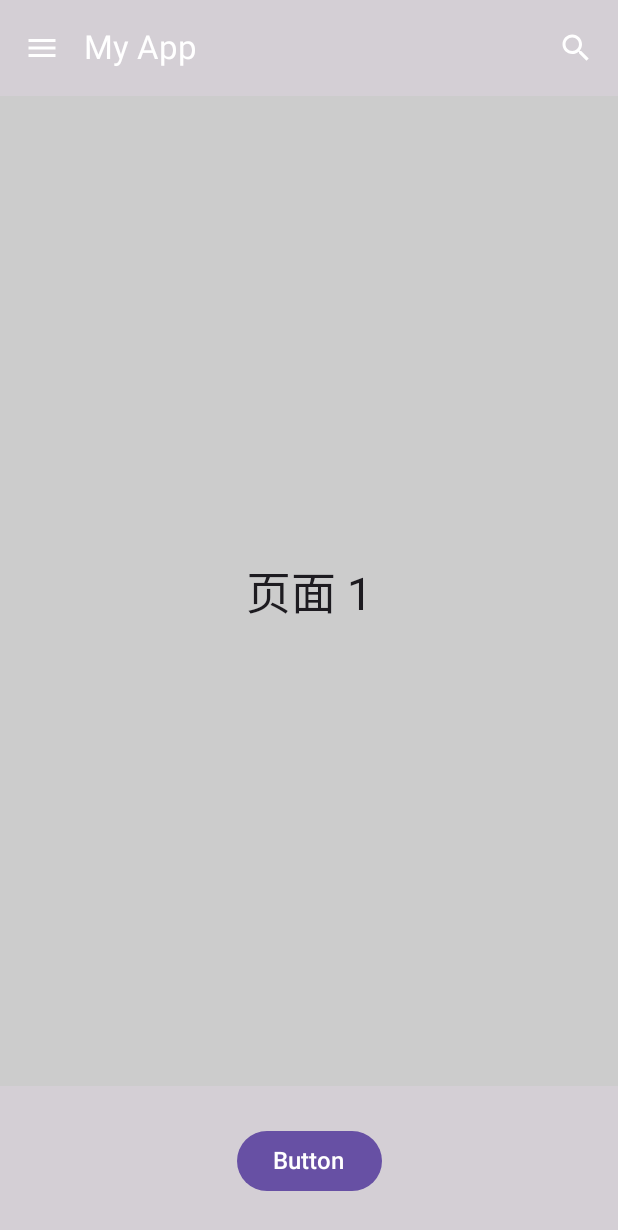
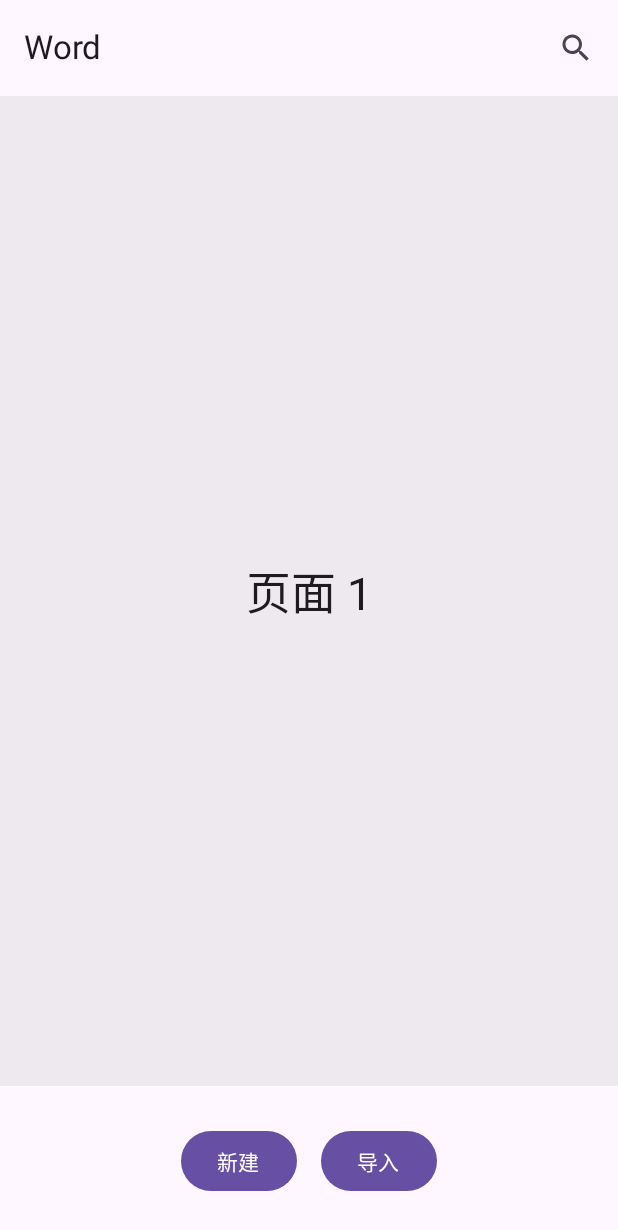
Before and after one commit to wood-ang/Word, an Android app built with Jetpack Compose: the screen it shows after launch (MainActivity), on a phone screen of 412 x 824 dp. Shown: the top 1230 px of the screen. Run offline under Robolectric (Android 15) with nearby library versions, the phone set to English and light mode, and no system bars; missing, so only their content is drawn: WordTheme.

Commit message:
添加了新的主页布局和导航功能

```diff
--- a/app/build.gradle.kts
+++ b/app/build.gradle.kts
@@ -50,7 +50,8 @@ dependencies {
     implementation(libs.androidx.compose.ui.graphics)
     implementation(libs.androidx.compose.ui.tooling.preview)
     implementation(libs.androidx.compose.material3)
-    testImplementation(libs.junit)
+	implementation(libs.androidx.navigation.compose)
+	testImplementation(libs.junit)
     androidTestImplementation(libs.androidx.junit)
     androidTestImplementation(libs.androidx.espresso.core)
     androidTestImplementation(platform(libs.androidx.compose.bom))
--- a/app/src/main/AndroidManifest.xml
+++ b/app/src/main/AndroidManifest.xml
@@ -12,6 +12,11 @@
         android:supportsRtl="true"
         android:theme="@style/Theme.Word">
         <activity
+            android:name=".CreateActuvuty"
+            android:exported="false"
+            android:label="@string/title_activity_create_actuvuty"
+            android:theme="@style/Theme.Word" />
+        <activity
             android:name=".MainActivity"
             android:exported="true"
             android:label="@string/app_name"
--- a/app/src/main/java/com/Wood/Word/MainActivity.kt
+++ b/app/src/main/java/com/Wood/Word/MainActivity.kt
@@ -3,11 +3,11 @@ package com.Wood.Word
 import android.os.Bundle
 import androidx.activity.ComponentActivity
 import androidx.activity.compose.setContent
-import androidx.activity.enableEdgeToEdge
 import androidx.compose.foundation.background
 import androidx.compose.foundation.layout.Arrangement
 import androidx.compose.foundation.layout.Box
 import androidx.compose.foundation.layout.Column
+import androidx.compose.foundation.layout.Row
 import androidx.compose.foundation.layout.fillMaxSize
 import androidx.compose.foundation.layout.fillMaxWidth
 import androidx.compose.foundation.layout.height
@@ -15,7 +15,6 @@ import androidx.compose.foundation.layout.padding
 import androidx.compose.foundation.pager.HorizontalPager
 import androidx.compose.foundation.pager.rememberPagerState
 import androidx.compose.material.icons.Icons
-import androidx.compose.material.icons.filled.Menu
 import androidx.compose.material.icons.filled.Search
 import androidx.compose.material3.Button
 import androidx.compose.material3.ExperimentalMaterial3Api
@@ -24,7 +23,6 @@ import androidx.compose.material3.IconButton
 import androidx.compose.material3.Scaffold
 import androidx.compose.material3.Text
 import androidx.compose.material3.TopAppBar
-import androidx.compose.material3.TopAppBarDefaults // 新增导入
 import androidx.compose.runtime.Composable
 import androidx.compose.ui.Alignment
 import androidx.compose.ui.Modifier
@@ -32,53 +30,51 @@ import androidx.compose.ui.graphics.Color
 import androidx.compose.ui.tooling.preview.Preview
 import androidx.compose.ui.unit.dp
 import androidx.compose.ui.unit.sp
+import androidx.navigation.NavController
+import androidx.navigation.compose.NavHost
+import androidx.navigation.compose.composable
+import androidx.navigation.compose.rememberNavController
 import com.Wood.Word.ui.theme.WordTheme
 
+// 你的 MainActivity.kt - 唯一的 Activity
 class MainActivity : ComponentActivity() {
-
 	override fun onCreate(savedInstanceState: Bundle?) {
 		super.onCreate(savedInstanceState)
-        enableEdgeToEdge()
 		setContent {
 			WordTheme {
-                // 这里只需要一个Scaffold
-                Greeting(name = "Android")
+				// 1. 创建导航控制器（大脑）
+				val navController = rememberNavController()
+
+				// 2. 设置导航宿主（画布）并定义导航图（地图）
+				NavHost(
+					navController = navController,
+					startDestination = "home" // 起始页面标识
+				) {
+					// 定义“主页”这个目的地
+					composable("home") {
+						MainActivity(navController) // 绘制主页内容
 					}
 				}
 			}
-
-    fun dateInit() {
-        // 初始化代码
+		}
 	}
 }
 
 @OptIn(ExperimentalMaterial3Api::class)
 @Composable
-fun Greeting(name: String, modifier: Modifier = Modifier) {
+fun MainActivity(navController: NavController) {
 	val pagerState = rememberPagerState(pageCount = { 10 })
 
 	// 使用Scaffold作为根布局
 	Scaffold(
 		topBar = {
 			TopAppBar(
-                title = { Text(text = "My App") },
-                navigationIcon = {
-                    IconButton(onClick = { /* 处理返回或菜单点击 */ }) {
-                        Icon(imageVector = Icons.Default.Menu, contentDescription = "菜单")
-                    }
-                },
+				title = { Text(text = "Word") },
 				actions = {
 					IconButton(onClick = { /* 处理操作 */ }) {
 						Icon(Icons.Default.Search, contentDescription = "搜索")
 					}
 				},
-                // 使用TopAppBarDefaults自定义颜色
-                colors = TopAppBarDefaults.topAppBarColors(
-                    containerColor = Color(0x373F3F3F), // 背景色
-                    titleContentColor = Color.White, // 标题颜色
-                    navigationIconContentColor = Color.White, // 导航图标颜色
-                    actionIconContentColor = Color.White // 操作图标颜色
-                )
 			)
 		}
 	) { innerPadding ->
@@ -89,7 +85,7 @@ fun Greeting(name: String, modifier: Modifier = Modifier) {
 				.padding(innerPadding),
 			horizontalAlignment = Alignment.CenterHorizontally
 		) {
-            // HorizontalPager区域 - 占据大部分空间
+			// HorizontalPager区域
 			Box(
 				modifier = Modifier
 					.fillMaxWidth()
@@ -99,13 +95,7 @@ fun Greeting(name: String, modifier: Modifier = Modifier) {
 					Box(
 						modifier = Modifier
 							.fillMaxSize()
-                            .background(
-                                color = when (page % 3) {
-                                    0 -> Color.LightGray
-                                    1 -> Color(0xFFF5F1E8)
-                                    else -> Color(0xFFFDE4E3)
-                                }
-                            ),
+							.background(Color(0x20808080)),
 						contentAlignment = Alignment.Center
 					) {
 						Text(
@@ -120,28 +110,29 @@ fun Greeting(name: String, modifier: Modifier = Modifier) {
 			Box(
 				modifier = Modifier
 					.fillMaxWidth()
-                    .height(100.dp)
-                    .background(Color(0x373F3F3F)),
+					.height(100.dp),
 				contentAlignment = Alignment.Center
+			) {
+				Row(
+					modifier = Modifier.fillMaxSize(),
+					horizontalArrangement = Arrangement.Center,
+					verticalAlignment = Alignment.CenterVertically
 				) {
 					Button(
 						onClick = { /* 按钮点击处理 */ },
 						modifier = Modifier.padding(8.dp)
 					) {
-                    Text(
-                        text = "Button",
-                        fontSize = 16.sp
-                    )
+						Text(text = "新建")
+					}
+					Button(
+						onClick = { /* 按钮点击处理 */ },
+						modifier = Modifier
+							.padding(8.dp)
+					) {
+						Text(text = "导入")
 					}
 				}
 			}
 		}
 	}
-
-@Preview(showBackground = true)
-@Composable
-fun GreetingPreview() {
-    WordTheme {
-        Greeting("Android")
 }
-}
--- a/app/src/main/res/values/strings.xml
+++ b/app/src/main/res/values/strings.xml
@@ -1,3 +1,4 @@
 <resources>
     <string name="app_name">Word</string>
+    <string name="title_activity_create_actuvuty">CreateActuvuty</string>
 </resources>
--- a/gradle/libs.versions.toml
+++ b/gradle/libs.versions.toml
@@ -8,6 +8,7 @@ espressoCore = "3.7.0"
 lifecycleRuntimeKtx = "2.10.0"
 activityCompose = "1.12.2"
 composeBom = "2024.09.00"
+navigationCompose = "2.9.6"
 
 [libraries]
 androidx-core-ktx = { group = "androidx.core", name = "core-ktx", version.ref = "coreKtx" }
@@ -24,6 +25,7 @@ androidx-compose-ui-tooling-preview = { group = "androidx.compose.ui", name = "u
 androidx-compose-ui-test-manifest = { group = "androidx.compose.ui", name = "ui-test-manifest" }
 androidx-compose-ui-test-junit4 = { group = "androidx.compose.ui", name = "ui-test-junit4" }
 androidx-compose-material3 = { group = "androidx.compose.material3", name = "material3" }
+androidx-navigation-compose = { group = "androidx.navigation", name = "navigation-compose", version.ref = "navigationCompose" }
 
 [plugins]
 android-application = { id = "com.android.application", version.ref = "agp" }
```
Also changed, not shown: app/src/main/java/com/Wood/Word/CreateActuvuty.kt (added, +80 -0 lines), app/src/main/res/drawable/stylus_fountain_pen.xml (added, +9 -0 lines). Lines whose indentation alone changed are shown as unchanged.
